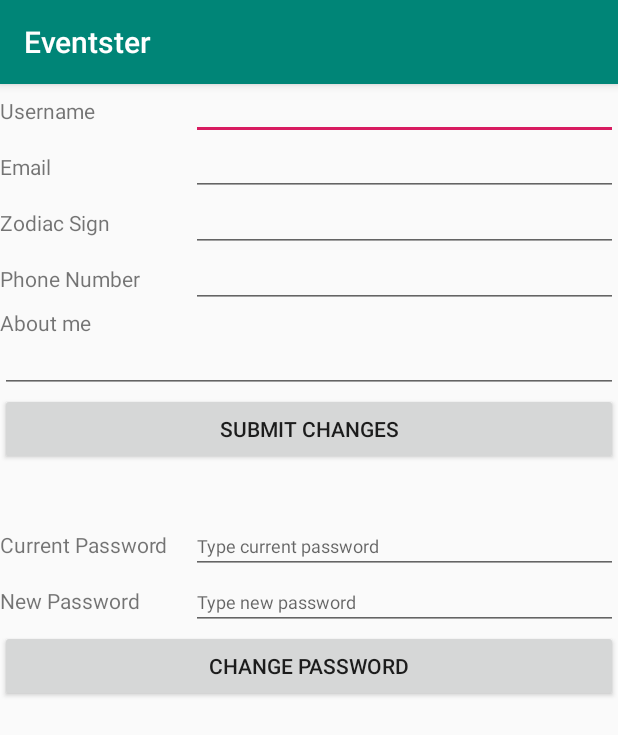
After one commit to Branch-Master/EventsterApp, an Android app: the AboutmeActivity screen opened directly, with no data from a screen before it, on a phone screen of 412 x 824 dp. The commit adds this screen. Shown: the top 735 px of the screen. Run offline under Robolectric (Android 15) with nearby library versions, the phone set to English and light mode, and no system bars.

Commit message:
about me komið smá

```diff
--- a/app/src/main/AndroidManifest.xml
+++ b/app/src/main/AndroidManifest.xml
@@ -49,6 +49,7 @@
             android:name=".ui.HomeActivity"
             android:label="@string/app_name">
         </activity>
+        <activity android:name=".ui.AboutmeActivity" />
     </application>
 
 </manifest>
--- /dev/null
+++ b/app/src/main/java/com/example/eventsterapp/ui/AboutmeActivity.java
@@ -0,0 +1,59 @@
+package com.example.eventsterapp.ui;
+
+import androidx.annotation.NonNull;
+import androidx.appcompat.app.AppCompatActivity;
+import androidx.fragment.app.FragmentActivity;
+
+import android.content.Intent;
+import android.os.Bundle;
+import android.view.MenuItem;
+import android.view.View;
+import android.widget.Button;
+import android.widget.EditText;
+
+import com.example.eventsterapp.Fragments.CreateEventFragment;
+import com.example.eventsterapp.Fragments.CreateGroupFragment;
+import com.example.eventsterapp.R;
+import com.google.android.material.bottomnavigation.BottomNavigationView;
+import com.google.android.material.tabs.TabLayout;
+
+public class AboutmeActivity extends AppCompatActivity {
+
+    private BottomNavigationView.OnNavigationItemSelectedListener mOnNavigationItemSelectedListener
+            = new BottomNavigationView.OnNavigationItemSelectedListener() {
+
+        @Override
+        public boolean onNavigationItemSelected(@NonNull MenuItem item) {
+            Intent i;
+            switch (item.getItemId()) {
+                case R.id.navigation_home:
+                    System.out.println("Navigation Home");
+                    i = new Intent(AboutmeActivity.this, HomeActivity.class);
+                    startActivity(i);
+                    return true;
+                case R.id.navigation_search:
+                    System.out.println("Navigation Search");
+                    return true;
+                case R.id.navigation_create_new:
+                    System.out.println("Navigation Create New");
+                    i = new Intent(AboutmeActivity.this, CreateActivity.class);
+                    startActivity(i);
+                    return true;
+                case R.id.navigation_aboutme:
+                    System.out.println("Navigation About me");
+                    i = new Intent(AboutmeActivity.this, AboutmeActivity.class);
+                    startActivity(i);
+                    return true;
+            }
+            return false;
+        }
+    };
+
+    @Override
+    protected void onCreate(Bundle savedInstanceState) {
+        super.onCreate(savedInstanceState);
+        setContentView(R.layout.activity_aboutme);
+
+        BottomNavigationView navigation = (BottomNavigationView) findViewById(R.id.navigation);
+    }
+}
--- a/app/src/main/java/com/example/eventsterapp/ui/CreateActivity.java
+++ b/app/src/main/java/com/example/eventsterapp/ui/CreateActivity.java
@@ -74,8 +74,10 @@ public class CreateActivity extends FragmentActivity {
                 case R.id.navigation_create_new:
                     System.out.println("Navigation Create New");
                     return true;
-                case R.id.navigation_menu:
-                    System.out.println("Navigation Menu");
+                case R.id.navigation_aboutme:
+                    System.out.println("Navigation About me");
+                    i = new Intent(CreateActivity.this, AboutmeActivity.class);
+                    startActivity(i);
                     return true;
             }
             return false;
--- a/app/src/main/java/com/example/eventsterapp/ui/HomeActivity.java
+++ b/app/src/main/java/com/example/eventsterapp/ui/HomeActivity.java
@@ -65,9 +65,9 @@ public class HomeActivity extends AppCompatActivity {
                     i = new Intent(HomeActivity.this, CreateActivity.class);
                     startActivity(i);
                     return true;
-                case R.id.navigation_menu:
+                case R.id.navigation_aboutme:
                     System.out.println("Navigation Menu");
-                    i = new Intent(HomeActivity.this, DrawerActivity.class);
+                    i = new Intent(HomeActivity.this, AboutmeActivity.class);
                     startActivity(i);
                     return true;
             }
--- a/app/src/main/java/com/example/eventsterapp/ui/SearchActivity.java
+++ b/app/src/main/java/com/example/eventsterapp/ui/SearchActivity.java
@@ -57,9 +57,9 @@ public class SearchActivity extends AppCompatActivity implements SearchView.OnQu
                     i = new Intent(SearchActivity.this, CreateActivity.class);
                     startActivity(i);
                     return true;
-                case R.id.navigation_menu:
-                    System.out.println("Navigation Menu");
-                    i = new Intent(SearchActivity.this, HomeActivity.class);
+                case R.id.navigation_aboutme:
+                    System.out.println("Navigation About me");
+                    i = new Intent(SearchActivity.this, AboutmeActivity.class);
                     startActivity(i);
                     return true;
             }
--- a/app/src/main/java/com/example/eventsterapp/ui/ViewEntity.java
+++ b/app/src/main/java/com/example/eventsterapp/ui/ViewEntity.java
@@ -53,7 +53,7 @@ public class ViewEntity extends AppCompatActivity {
                 case R.id.navigation_create_new:
 
                     return true;
-                case R.id.navigation_menu:
+                case R.id.navigation_aboutme:
 
                     return true;
             }
--- /dev/null
+++ b/app/src/main/res/layout/activity_aboutme.xml
@@ -0,0 +1,160 @@
+<?xml version="1.0" encoding="utf-8"?>
+<LinearLayout xmlns:android="http://schemas.android.com/apk/res/android"
+    xmlns:app="http://schemas.android.com/apk/res-auto"
+    xmlns:tools="http://schemas.android.com/tools"
+    android:orientation="vertical" android:layout_width="match_parent"
+    android:layout_height="match_parent">
+
+    <ImageView
+        android:id="@+id/imageView3"
+        android:layout_width="match_parent"
+        android:layout_height="wrap_content"
+        tools:srcCompat="@tools:sample/avatars" />
+
+    <TableRow
+        android:layout_width="match_parent"
+        android:layout_height="wrap_content">
+
+        <TextView
+            android:id="@+id/aboutme_usename_label"
+            android:layout_width="127dp"
+            android:layout_height="wrap_content"
+            android:text="Username" />
+
+        <EditText
+            android:id="@+id/aboutme_username"
+            android:layout_width="match_parent"
+            android:layout_height="wrap_content"
+            android:ems="10"
+            android:inputType="textPersonName"
+            android:textSize="12dp" />
+
+    </TableRow>
+
+    <TableRow
+        android:layout_width="match_parent"
+        android:layout_height="wrap_content">
+
+        <TextView
+            android:id="@+id/aboutme_email_label"
+            android:layout_width="127dp"
+            android:layout_height="wrap_content"
+            android:text="Email" />
+
+        <EditText
+            android:id="@+id/aboutme_email"
+            android:layout_width="match_parent"
+            android:layout_height="wrap_content"
+            android:ems="10"
+            android:inputType="textPersonName"
+            android:textSize="12dp" />
+
+    </TableRow>
+
+    <TableRow
+        android:layout_width="match_parent"
+        android:layout_height="wrap_content">
+
+        <TextView
+            android:id="@+id/aboutme_zodiac_label"
+            android:layout_width="127dp"
+            android:layout_height="wrap_content"
+            android:text="Zodiac Sign" />
+
+        <EditText
+            android:id="@+id/aboutme_zodiac"
+            android:layout_width="match_parent"
+            android:layout_height="wrap_content"
+            android:ems="10"
+            android:inputType="textPersonName"
+            android:textSize="12dp" />
+
+    </TableRow>
+
+    <TableRow
+        android:layout_width="match_parent"
+        android:layout_height="wrap_content">
+
+        <TextView
+            android:id="@+id/aboutme_phone"
+            android:layout_width="127dp"
+            android:layout_height="wrap_content"
+            android:text="Phone Number" />
+
+        <EditText
+            android:id="@+id/editText7"
+            android:layout_width="match_parent"
+            android:layout_height="wrap_content"
+            android:ems="10"
+            android:inputType="textPersonName"
+            android:textSize="12dp" />
+    </TableRow>
+
+    <TextView
+        android:id="@+id/aboutme_info_label"
+        android:layout_width="match_parent"
+        android:layout_height="wrap_content"
+        android:text="About me" />
+
+    <EditText
+        android:id="@+id/aboutme_info"
+        android:layout_width="match_parent"
+        android:layout_height="wrap_content"
+        android:ems="10"
+        android:inputType="textMultiLine"
+        android:textSize="12dp" />
+
+    <Button
+        android:id="@+id/button2"
+        android:layout_width="match_parent"
+        android:layout_height="wrap_content"
+        android:layout_marginBottom="35dp"
+        android:text="Submit Changes" />
+
+    <TableRow
+        android:layout_width="match_parent"
+        android:layout_height="wrap_content">
+
+        <TextView
+            android:id="@+id/aboutme_pass_label"
+            android:layout_width="127dp"
+            android:layout_height="wrap_content"
+            android:text="Current Password" />
+
+        <EditText
+            android:id="@+id/aboutme_pass"
+            android:layout_width="match_parent"
+            android:layout_height="wrap_content"
+            android:ems="10"
+            android:hint="Type current password"
+            android:inputType="textPersonName"
+            android:textSize="12dp" />
+    </TableRow>
+
+    <TableRow
+        android:layout_width="match_parent"
+        android:layout_height="wrap_content" >
+
+        <TextView
+            android:id="@+id/aboutme_pass1_label"
+            android:layout_width="127dp"
+            android:layout_height="wrap_content"
+            android:text="New Password" />
+
+        <EditText
+            android:id="@+id/aboutme_pass1"
+            android:layout_width="match_parent"
+            android:layout_height="wrap_content"
+            android:ems="10"
+            android:hint="Type new password"
+            android:inputType="textPersonName"
+            android:textSize="12dp" />
+    </TableRow>
+
+    <Button
+        android:id="@+id/aboutme_pass_button"
+        android:layout_width="match_parent"
+        android:layout_height="wrap_content"
+        android:text="Change Password" />
+
+</LinearLayout>
--- a/app/src/main/res/menu/navigation.xml
+++ b/app/src/main/res/menu/navigation.xml
@@ -22,9 +22,9 @@
         android:visible="true" />
 
     <item
-        android:id="@+id/navigation_menu"
+        android:id="@+id/navigation_aboutme"
         android:icon="@drawable/ic_baseline_menu_24dp"
-        android:title="@string/title_menu"
+        android:title="@string/title_aboutme"
         android:visible="true" />
 
 </menu>
--- a/app/src/main/res/values/strings.xml
+++ b/app/src/main/res/values/strings.xml
@@ -3,7 +3,7 @@
     <string name="title_home">Home</string>
     <string name="title_search">Search</string>
     <string name="title_create_new">Create New</string>
-    <string name="title_menu">Menu</string>
+    <string name="title_aboutme">About me</string>
     <string name="title_activity_search">Search</string>
     <string name="app_label">Search</string>
     <string name="search_hint">Search me</string>
```
